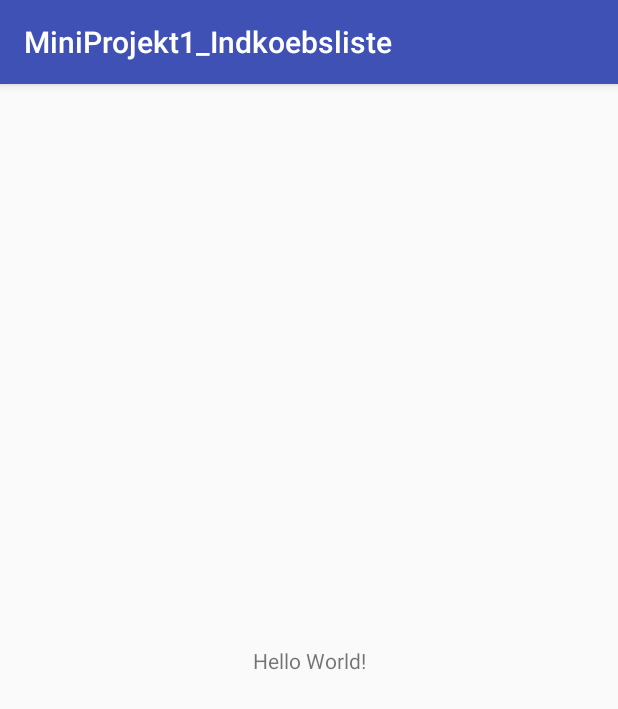
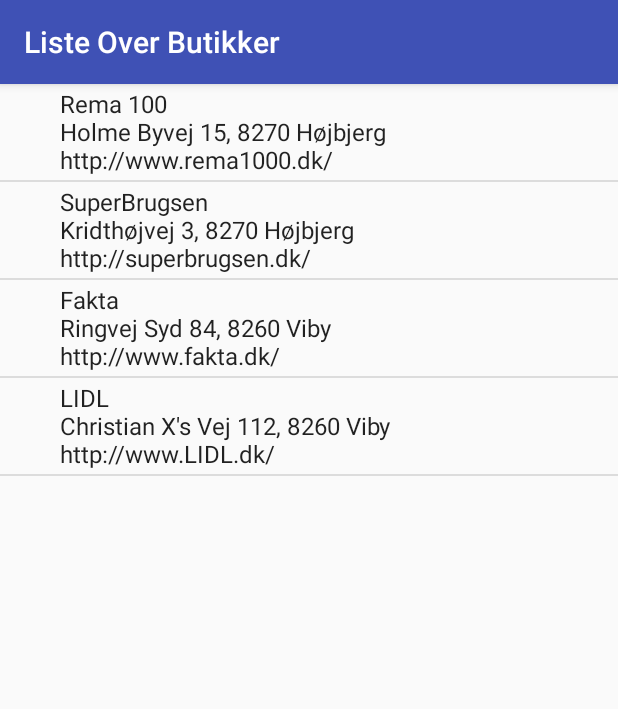
Before and after one commit to Tuxzombie/MiniProjekt1_Indkoebsliste1, an Android app: the screen it shows after launch (MainActivity), on a phone screen of 412 x 824 dp. Shown: the top 709 px of the screen. Run offline under Robolectric (Android 15) with nearby library versions, the phone set to English and light mode, and no system bars.

Commit message:
ting tilføjet: butik class, storage class

```diff
--- /dev/null
+++ b/app/src/main/java/com/example/tuxzo/miniprojekt1_indkoebsliste/Butik.java
@@ -0,0 +1,53 @@
+package com.example.tuxzo.miniprojekt1_indkoebsliste;
+
+import java.io.Serializable;
+
+/**
+ * Created by tuxzo on 21-09-2017.
+ */
+
+public class Butik implements Serializable {
+
+    private String name;
+    private String adresse;
+    private String homepage;
+
+    //TODO: en butik kan have mange varer, opret sammenhæng
+
+    public Butik(String name, String adresse, String homepage) {
+        this.name = name;
+        this.adresse = adresse;
+        this.homepage = homepage;
+    }
+
+    public String getName() {
+        return name;
+    }
+
+    public void setName(String name) {
+        this.name = name;
+    }
+
+    public String getAdresse() {
+        return adresse;
+    }
+
+    public void setAdresse(String adresse) {
+        this.adresse = adresse;
+    }
+
+    public String getHomepage() {
+        return homepage;
+    }
+
+    public void setHomepage(String homepage) {
+        this.homepage = homepage;
+    }
+
+    @Override
+    public String toString() {
+        return name + '\n' +
+                adresse + '\n' +
+                homepage;
+    }
+}
--- a/app/src/main/java/com/example/tuxzo/miniprojekt1_indkoebsliste/MainActivity.java
+++ b/app/src/main/java/com/example/tuxzo/miniprojekt1_indkoebsliste/MainActivity.java
@@ -1,7 +1,17 @@
 package com.example.tuxzo.miniprojekt1_indkoebsliste;
 
+import android.content.Intent;
 import android.support.v7.app.AppCompatActivity;
 import android.os.Bundle;
+import android.support.v7.widget.Toolbar;
+import android.text.Html;
+import android.view.View;
+import android.widget.AdapterView;
+import android.widget.ArrayAdapter;
+import android.widget.ListView;
+import android.widget.Toast;
+
+import java.util.ArrayList;
 
 public class MainActivity extends AppCompatActivity {
 
@@ -9,5 +19,26 @@ public class MainActivity extends AppCompatActivity {
     protected void onCreate(Bundle savedInstanceState) {
         super.onCreate(savedInstanceState);
         setContentView(R.layout.activity_main);
+
+        getSupportActionBar().setTitle("Liste Over Butikker");
+
+        ListView listView = (ListView) findViewById(R.id.listButikker);
+        final ArrayList<Butik> butikker = Storage.createButikker();
+        ArrayAdapter<Butik> arrayAdapter = new ArrayAdapter<Butik>(this, android.R.layout.simple_expandable_list_item_1, butikker);
+        listView.setAdapter(arrayAdapter);
+
+        listView.setOnItemClickListener(new AdapterView.OnItemClickListener() {
+            @Override
+            public void onItemClick(AdapterView<?> parent,
+                                    View view, int position, long id) {
+
+                startActivity(new Intent(getApplicationContext(),
+                        VarerActivity.class)
+                        .putExtra("Butik", Storage.getButik(position)));
+      //        Toast.makeText(parent.getContext(), Storage.getButik(position).toString(), Toast.LENGTH_SHORT).show();
+
+            }
+        });
+
     }
 }
--- /dev/null
+++ b/app/src/main/java/com/example/tuxzo/miniprojekt1_indkoebsliste/Storage.java
@@ -0,0 +1,32 @@
+package com.example.tuxzo.miniprojekt1_indkoebsliste;
+
+import android.database.Cursor;
+import android.widget.ArrayAdapter;
+
+import java.util.ArrayList;
+
+/**
+ * Created by tuxzo on 21-09-2017.
+ */
+
+public class Storage {
+
+    private static  ArrayList<Butik> butikker = new ArrayList<>();
+
+    public static ArrayList<Butik> createButikker()
+    {
+
+
+        butikker.add(new Butik("Rema 100", "Holme Byvej 15, 8270 Højbjerg", "http://www.rema1000.dk/"));
+        butikker.add(new Butik("SuperBrugsen", "Kridthøjvej 3, 8270 Højbjerg", "http://superbrugsen.dk/"));
+        butikker.add(new Butik("Fakta", "Ringvej Syd 84, 8260 Viby", "http://www.fakta.dk/"));
+        butikker.add(new Butik("LIDL", "Christian X's Vej 112, 8260 Viby", "http://www.LIDL.dk/"));
+
+        return butikker;
+    }
+
+    public static Butik getButik(int p)
+    {
+        return butikker.get(p);
+    }
+}
--- a/app/src/main/res/layout/activity_main.xml
+++ b/app/src/main/res/layout/activity_main.xml
@@ -6,10 +6,11 @@
     android:layout_height="match_parent"
     tools:context="com.example.tuxzo.miniprojekt1_indkoebsliste.MainActivity">
 
-    <TextView
-        android:layout_width="wrap_content"
-        android:layout_height="wrap_content"
-        android:text="Hello World!"
+
+    <ListView
+        android:id="@+id/listButikker"
+        android:layout_width="0dp"
+        android:layout_height="0dp"
         app:layout_constraintBottom_toBottomOf="parent"
         app:layout_constraintLeft_toLeftOf="parent"
         app:layout_constraintRight_toRightOf="parent"
```
